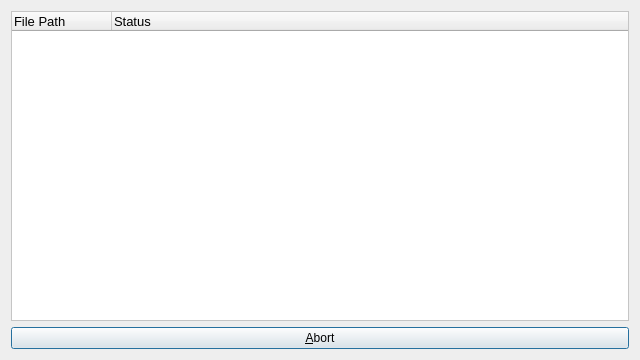
Above: source/ui/playlistwindow/tp_replaygainscanprogress.ui from ZXfkSIE/ThousandPlayer before the change. Below: the same form after it.
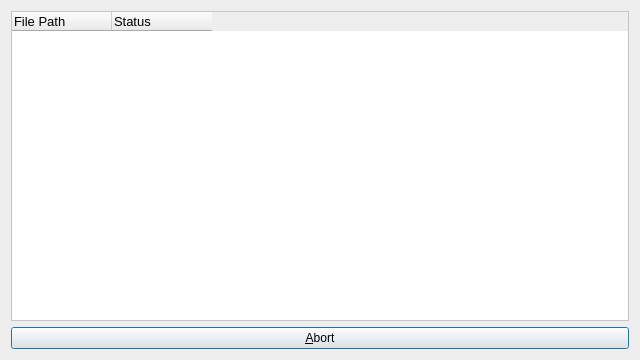
That is the form after the change.

```diff
--- a/source/ui/playlistwindow/tp_replaygainscanprogress.ui
+++ b/source/ui/playlistwindow/tp_replaygainscanprogress.ui
@@ -31,6 +31,12 @@
 background-color:white;
 }</string>
      </property>
+     <property name="horizontalScrollBarPolicy">
+      <enum>Qt::ScrollBarAlwaysOff</enum>
+     </property>
+     <property name="sizeAdjustPolicy">
+      <enum>QAbstractScrollArea::AdjustIgnored</enum>
+     </property>
      <property name="editTriggers">
       <set>QAbstractItemView::NoEditTriggers</set>
      </property>
@@ -40,7 +46,7 @@
      <property name="gridStyle">
       <enum>Qt::DotLine</enum>
      </property>
-     <attribute name="horizontalHeaderStretchLastSection">
+     <attribute name="horizontalHeaderShowSortIndicator" stdset="0">
       <bool>true</bool>
      </attribute>
      <attribute name="verticalHeaderVisible">
```
